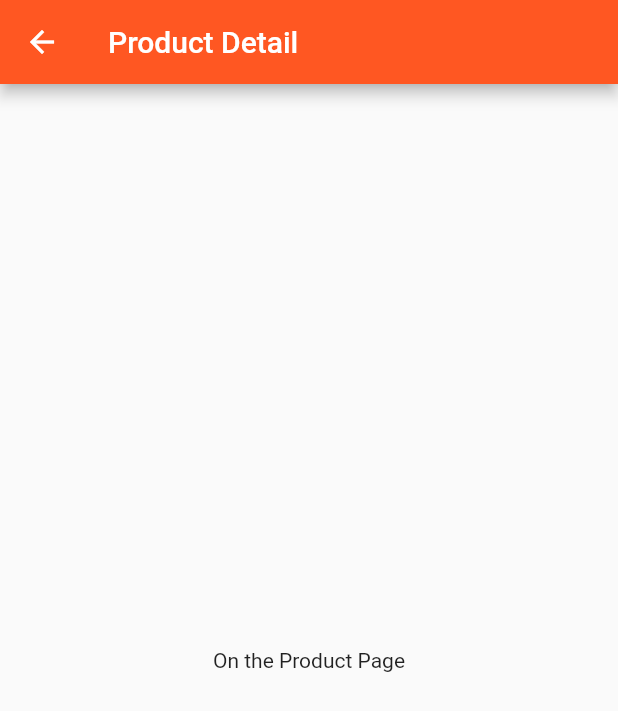
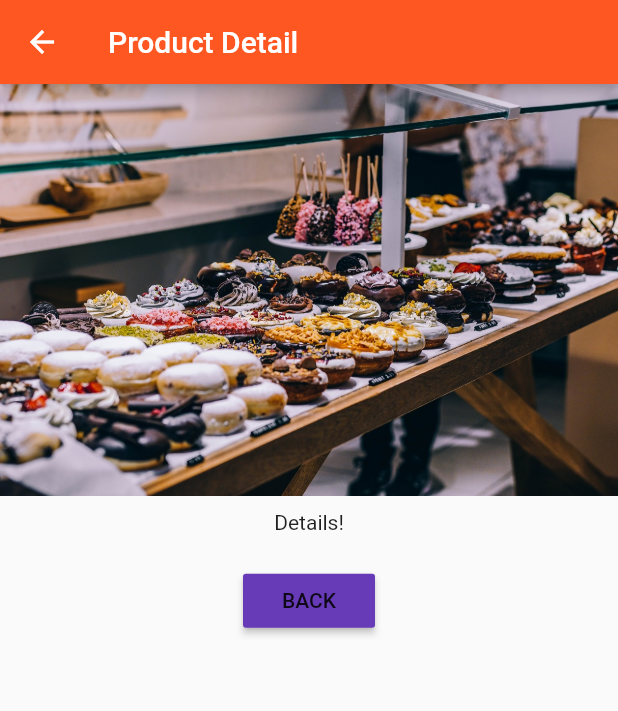
Before and after one commit to poncerapha/flutter, a Flutter app: the ProductPage screen opened directly, on a phone screen of 412 x 824 dp. Shown: the top 711 px of the screen. Run offline on Flutter 3.47's test engine with Material 2 defaults, Android fonts, the phone set to English and light mode, and no system bars.

Commit message:
Centralizando botão

```diff
--- a/app_udemy/lib/pages/product.dart
+++ b/app_udemy/lib/pages/product.dart
@@ -1,16 +1,28 @@
 import 'package:flutter/material.dart';
 
-
-class ProductPage extends StatelessWidget{
+class ProductPage extends StatelessWidget {
   @override
   Widget build(BuildContext context) {
-
     return Scaffold(
-      appBar: AppBar(
-        title: Text('Product Detail'),
-      ),
-      body: Center(child: Text("On the Product Page"),),
-    );
+        appBar: AppBar(
+          title: Text('Product Detail'),
+        ),
+        body: Column(
+          crossAxisAlignment: CrossAxisAlignment.center,
+          children: <Widget>[
+            Image.asset('assets/food.jpg'),
+            Container(
+              padding: EdgeInsets.all(10.0),
+              child: Text("Details!"),
+            ),
+            Container(
+                padding: EdgeInsets.all(10.0),
+                child: RaisedButton(
+                  color: Theme.of(context).accentColor,
+                  child: Text("BACK"),
+                  onPressed: () => Navigator.pop(context),
+                ))
+          ],
+        ));
   }
-
 }
```
